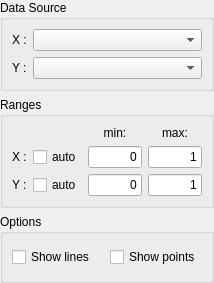
KDE/step, file step/configure_graph.ui: the form before one commit.
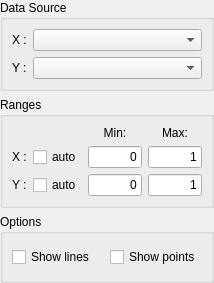
The form after the commit. Custom widgets are drawn as their Qt base class.

```diff
--- a/step/configure_graph.ui
+++ b/step/configure_graph.ui
@@ -80,7 +80,7 @@
          </sizepolicy>
         </property>
         <property name="text" >
-         <string>min:</string>
+         <string>Min:</string>
         </property>
         <property name="alignment" >
          <set>Qt::AlignCenter</set>
@@ -96,7 +96,7 @@
          </sizepolicy>
         </property>
         <property name="text" >
-         <string>max:</string>
+         <string>Max:</string>
         </property>
         <property name="alignment" >
          <set>Qt::AlignCenter</set>
```
